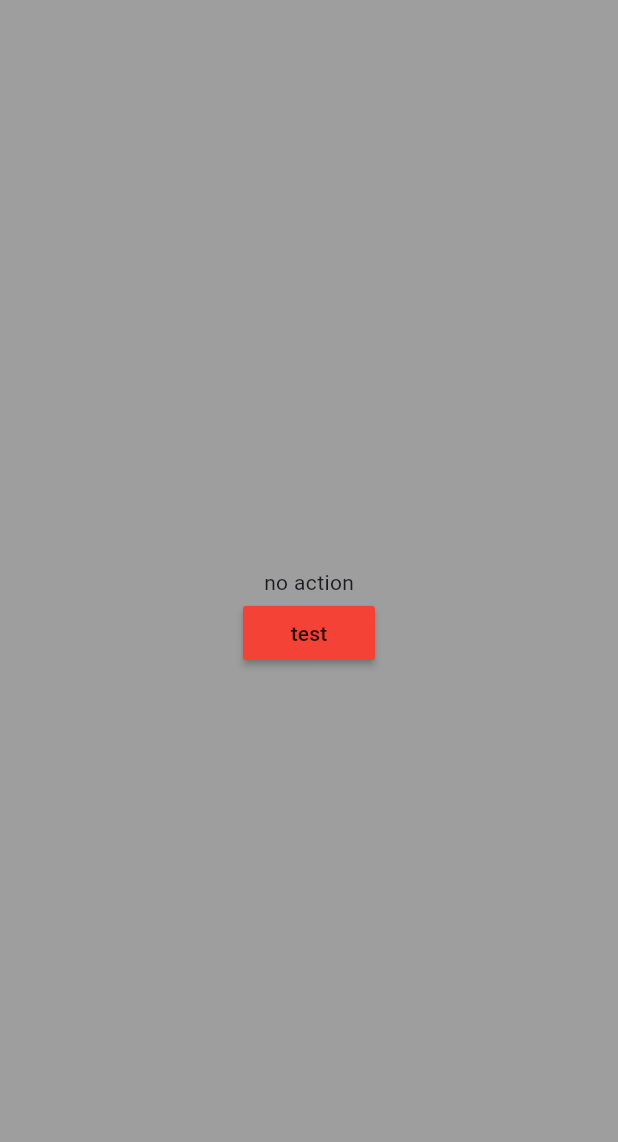
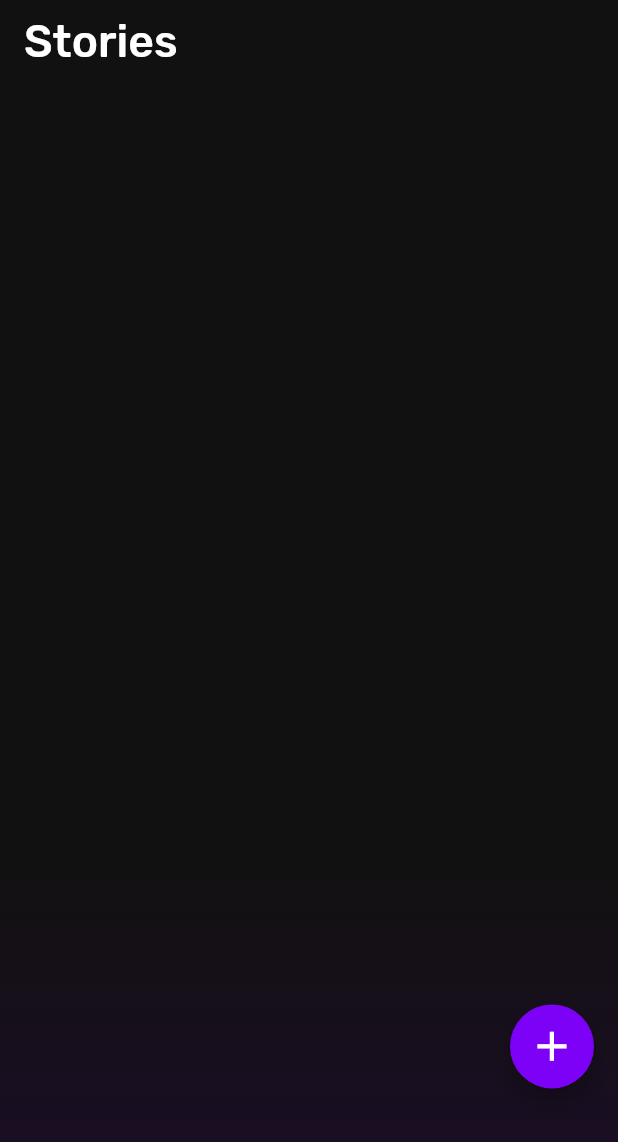
Before and after one commit to amr882/chat_app, a Flutter app: the StoriesPage screen opened directly, on a phone screen of 412 x 824 dp. Shown: the top 1142 px of the screen. Run offline on Flutter 3.47's test engine with Material 3 defaults, Android fonts, the phone set to English and light mode, and no system bars; our stand-ins replace cached_network_image, cloud_firestore, file_picker, firebase_auth, firebase_core, flutter_svg and 5 more; missing offline and left inert: flutter_regex, zego_uikit_prebuilt_call; accounts and stored records are empty; generated files the repository leaves out were written again.

Commit message:
created stories services class that contains uploading story to firestore and get stories that get data of all stories that has been uploaded for every user

```diff
--- a/lib/view/chat_room.dart
+++ b/lib/view/chat_room.dart
@@ -1,6 +1,5 @@
 // ignore_for_file: deprecated_member_use
 
-import 'package:chat_app/services/chat_services.dart';
 import 'package:chat_app/components/message_bubble.dart';
 import 'package:chat_app/components/message_field.dart';
 import 'package:chat_app/components/message_list.dart';
--- a/lib/view/nav_bar_pages.dart/stories_page.dart
+++ b/lib/view/nav_bar_pages.dart/stories_page.dart
@@ -1,5 +1,7 @@
 import 'package:chat_app/services/stories_services.dart';
 import 'package:flutter/material.dart';
+import 'package:google_fonts/google_fonts.dart';
+import 'package:sizer/sizer.dart';
 
 class StoriesPage extends StatefulWidget {
   const StoriesPage({super.key});
@@ -10,38 +12,65 @@ class StoriesPage extends StatefulWidget {
 
 class _StoriesPageState extends State<StoriesPage> {
   bool isLoading = false;
-  String state = "no action";
-  stories() async {
-    setState(() {
-      isLoading = true;
-    });
-    await StoriesServices().pickStory();
-    setState(() {
-      isLoading = false;
-      state = "uploaded";
-    });
-    print(
-      "+++++++++++++++++++++++++++++++++++++++++++++++++++++++++++++++++++++++++++uploaded ",
-    );
-  }
 
   @override
   Widget build(BuildContext context) {
-    return Scaffold(
-      backgroundColor: Colors.grey,
-      body: Center(
-        child: Column(
-          mainAxisAlignment: MainAxisAlignment.center,
-          children: [
-            isLoading ? CircularProgressIndicator() : Text(state),
-            MaterialButton(
-              onPressed: () {
-                stories();
+    return Container(
+      alignment: Alignment.topCenter,
+      decoration: const BoxDecoration(
+        gradient: LinearGradient(
+          begin: Alignment.topCenter,
+          end: Alignment.bottomCenter,
+          stops: [0.7, 02],
+          colors: [Color(0xff121111), Color(0xff1c0d29)],
+        ),
+      ),
+      child: Scaffold(
+        appBar: AppBar(
+          backgroundColor: Colors.transparent,
+          title: Text(
+            "Stories",
+            style: GoogleFonts.rubik(
+              color: Colors.white,
+              fontSize: 3.6.h,
+              fontWeight: FontWeight.w500,
+            ),
+          ),
+        ),
+        floatingActionButton: Padding(
+          padding: EdgeInsets.only(bottom: 10.h),
+          child: FloatingActionButton(
+            shape: CircleBorder(),
+            backgroundColor: Color(0xff7c01f6),
+            child: Center(
+              child:
+                  isLoading
+                      ? Padding(
+                        padding: EdgeInsets.all(2.h),
+                        child: CircularProgressIndicator(color: Colors.white),
+                      )
+                      : Icon(Icons.add, color: Colors.white, size: 4.h),
+            ),
+            onPressed: () {},
+          ),
+        ),
+        backgroundColor: Colors.transparent,
+        body: FutureBuilder(
+          future: StoriesServices().getStrories(),
+          builder: (context, snapshot) {
+            if (snapshot.connectionState == ConnectionState.waiting) {
+              return Center(child: CircularProgressIndicator());
+            }
+            if (snapshot.hasError) {
+              return Center(child: Text("error getting stories"));
+            }
+            return ListView.builder(
+              itemCount: snapshot.data!.length,
+              itemBuilder: (context, index) {
+                return Text(snapshot.data![index]["story_id"],style: TextStyle(color: Colors.white),);
               },
-              color: Colors.red,
-              child: Text("test"),
-            ),
-          ],
+            );
+          },
         ),
       ),
     );
--- a/pubspec.yaml
+++ b/pubspec.yaml
@@ -48,8 +48,9 @@ dependencies:
   provider: ^6.1.5
   flutter_regex: ^0.0.3
   cached_network_image: ^3.4.1
-  zego_uikit_prebuilt_call: ^4.17.1
   file_picker: ^10.2.0
+  zego_uikit_prebuilt_call: ^4.17.2
+  video_player: ^2.10.0
 
 dev_dependencies:
   flutter_test:
```
Also changed, not shown: lib/services/stories_services.dart (+54 -4 lines), pubspec.lock, 1 other file.
